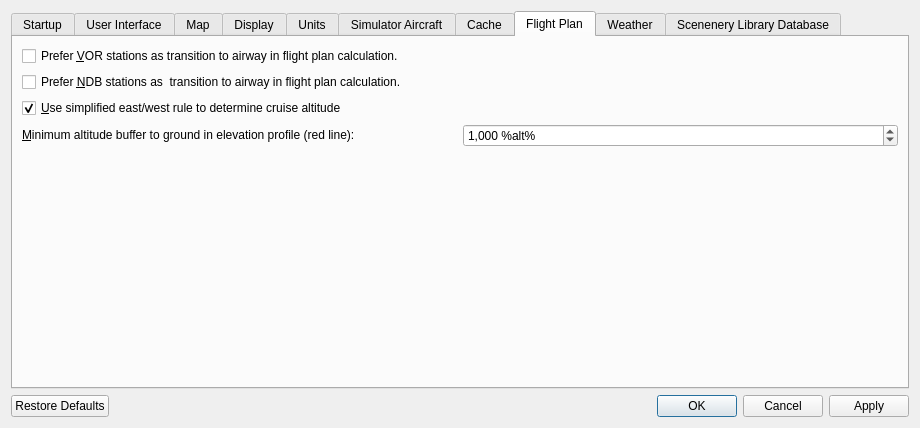
Old version of the form src/options/options.ui in the repository albar965/littlenavmap.
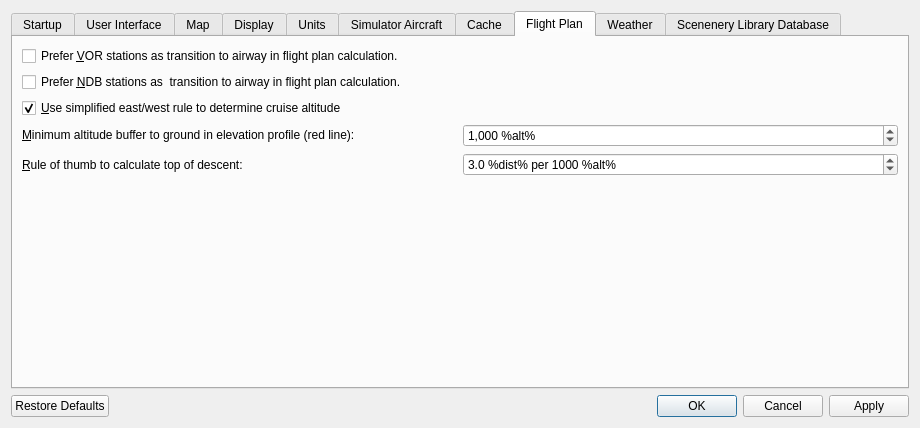
New version of the form. The open tabs and pages were chosen to show the change.

Commit message: Added top of descent display to aircraft progress, map and profile display. Added option for 3:1 rule.

Patch:
```diff
--- a/src/options/options.ui
+++ b/src/options/options.ui
@@ -1646,7 +1646,7 @@
          </property>
         </widget>
        </item>
-       <item row="4" column="1">
+       <item row="5" column="1">
         <spacer name="verticalSpacer_3">
          <property name="orientation">
           <enum>Qt::Vertical</enum>
@@ -1659,6 +1659,45 @@
          </property>
         </spacer>
        </item>
+       <item row="4" column="1">
+        <widget class="QDoubleSpinBox" name="doubleSpinBoxOptionsRouteTodRule">
+         <property name="toolTip">
+          <string>The red line value is always rounded up to the next 500 ft.
+Note that this value does not affect flight plan calculation or saving.</string>
+         </property>
+         <property name="showGroupSeparator" stdset="0">
+          <bool>true</bool>
+         </property>
+         <property name="suffix">
+          <string> %dist% per 1000 %alt%</string>
+         </property>
+         <property name="decimals">
+          <number>1</number>
+         </property>
+         <property name="minimum">
+          <double>1.000000000000000</double>
+         </property>
+         <property name="maximum">
+          <double>10.000000000000000</double>
+         </property>
+         <property name="singleStep">
+          <double>0.100000000000000</double>
+         </property>
+         <property name="value">
+          <double>3.000000000000000</double>
+         </property>
+        </widget>
+       </item>
+       <item row="4" column="0">
+        <widget class="QLabel" name="labelOptionsRouteTodRule">
+         <property name="text">
+          <string>&amp;Rule of thumb to calculate top of descent:</string>
+         </property>
+         <property name="buddy">
+          <cstring>doubleSpinBoxOptionsRouteTodRule</cstring>
+         </property>
+        </widget>
+       </item>
       </layout>
      </widget>
      <widget class="QWidget" name="tabOptionsWeather">
```
Left out of the diff: 3 changed lines with no effect on the pictures. The commit also changes 13 other files.
